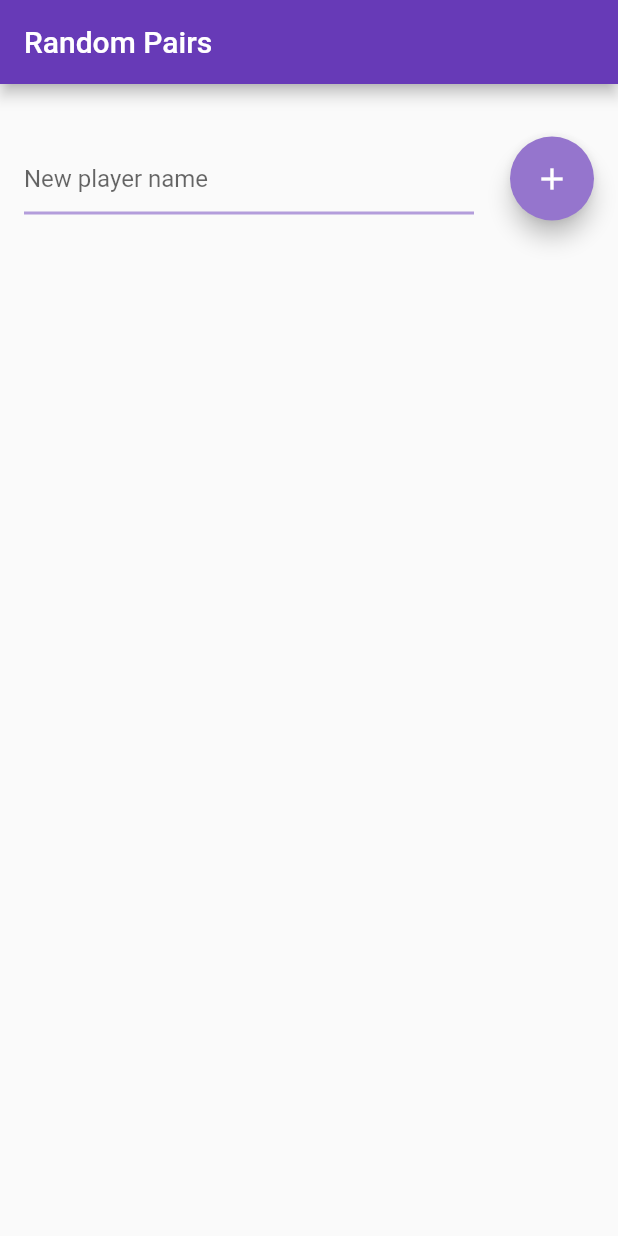
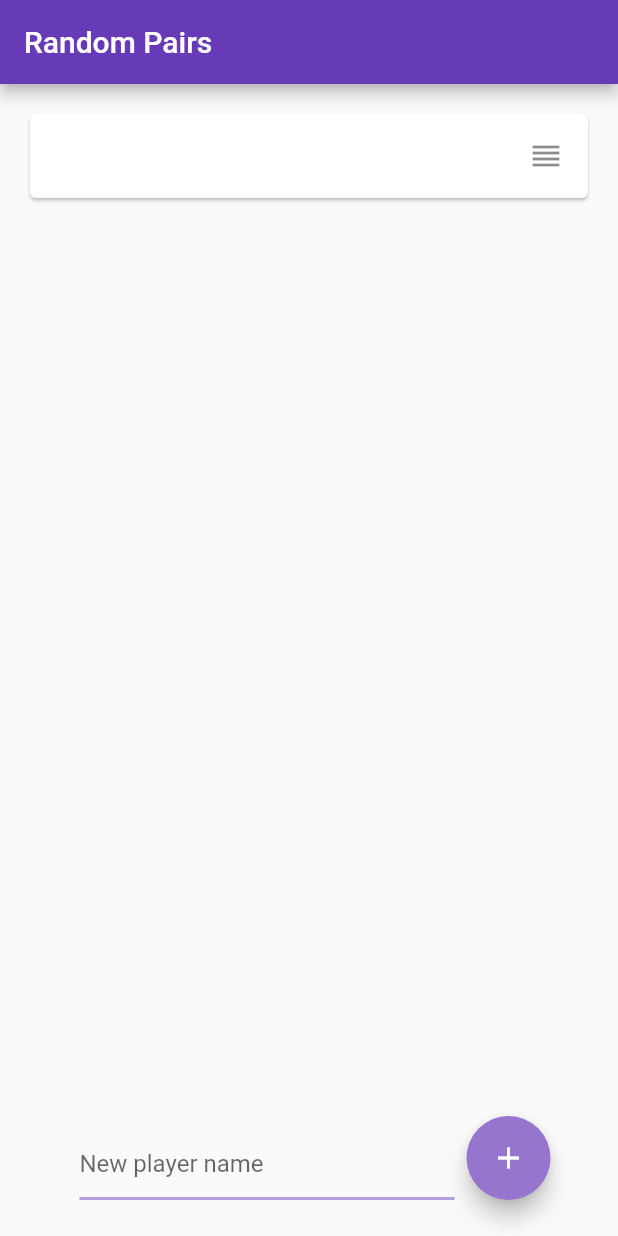
Before and after one commit to melostbr/randorikata, a Flutter app: the screen it shows after launch, after a tap on the "add" icon, on a phone screen of 412 x 824 dp. Run offline on Flutter 3.47's test engine with Material 2 defaults, Android fonts, the phone set to English and light mode, and no system bars.

Commit message:
Allow user to reorder list

```diff
--- a/lib/src/screens/main_page.dart
+++ b/lib/src/screens/main_page.dart
@@ -12,19 +12,12 @@ class MainPage extends StatelessWidget {
         create: (context) => RandomPairs(),
         child: Padding(
           padding: const EdgeInsets.all(16.0),
-          child: Column(
-            mainAxisSize: MainAxisSize.min,
-            mainAxisAlignment: MainAxisAlignment.spaceBetween,
+          child: Stack(
             children: [
               Column(
                 children: [
-                  NamesDisplay(),
-                  NewNameInput()
-                ]
-              ),
-              // Time input
-              Column(
-                children: [
+                  Expanded(child: NamesDisplay()),
+                  NewNameInput(),
                   //Timer https://www.woolha.com/tutorials/flutter-date-time-datetime-picker-input-example
                   //https://www.youtube.com/watch?v=tRe8teyf9Nk
                 ]
--- a/lib/src/widgets/names_display.dart
+++ b/lib/src/widgets/names_display.dart
@@ -6,19 +6,23 @@ import 'package:random_pairs/src/models/random_pairs.dart';
 class NamesDisplay extends StatelessWidget {
   @override
   Widget build(BuildContext context) {
-    final names = Provider.of<RandomPairs>(context).names;
+    ScrollController _controller;
 
-    return SafeArea(
-      child: ListView(
-        scrollDirection: Axis.vertical,
-        shrinkWrap: true,
-        children: List<Widget>.generate(names.length, (int index){
-          return Text(
-            names[index].toString(),
-            style: TextStyle(fontSize: 16)
-          );
-        })
-      ),
-    );
+    final List<String> names = Provider.of<RandomPairs>(context).names;
+    void reorder(int a, int b) { }
+
+    return ReorderableListView(
+          scrollController: _controller,
+          onReorder: reorder,
+          children: List.generate(names.length, (int index){
+            return Card(
+              key: ValueKey('$index'),
+              child: ListTile (
+                title: Text( names[index].toString(), style: TextStyle(fontSize: 16)),
+                trailing: Icon(Icons.reorder),
+              )
+            );
+          })
+        );
   }
 }
--- a/lib/src/widgets/new_name_input.dart
+++ b/lib/src/widgets/new_name_input.dart
@@ -19,11 +19,12 @@ class _NewNameInputState extends State<NewNameInput> {
 
   @override
   Widget build(BuildContext context) {
-    return Row(
-      mainAxisAlignment: MainAxisAlignment.spaceBetween,
+    return Wrap(
       children: [
-        SizedBox(
-          width: 300,
+        Padding(
+          padding: const EdgeInsets.all(8.0),
+          child: SizedBox(
+            width: 250,
             child: TextField(
               controller: nameInputController,
               decoration: InputDecoration(
@@ -33,6 +34,7 @@ class _NewNameInputState extends State<NewNameInput> {
                 focusedBorder: UnderlineInputBorder(borderSide: BorderSide(color: Colors.deepPurple[200],width: 2)),
               ),
             )
+          ),
         ),
         FloatingActionButton(
           child: const Icon(Icons.add),
```
Lines whose indentation alone changed are shown as unchanged.
